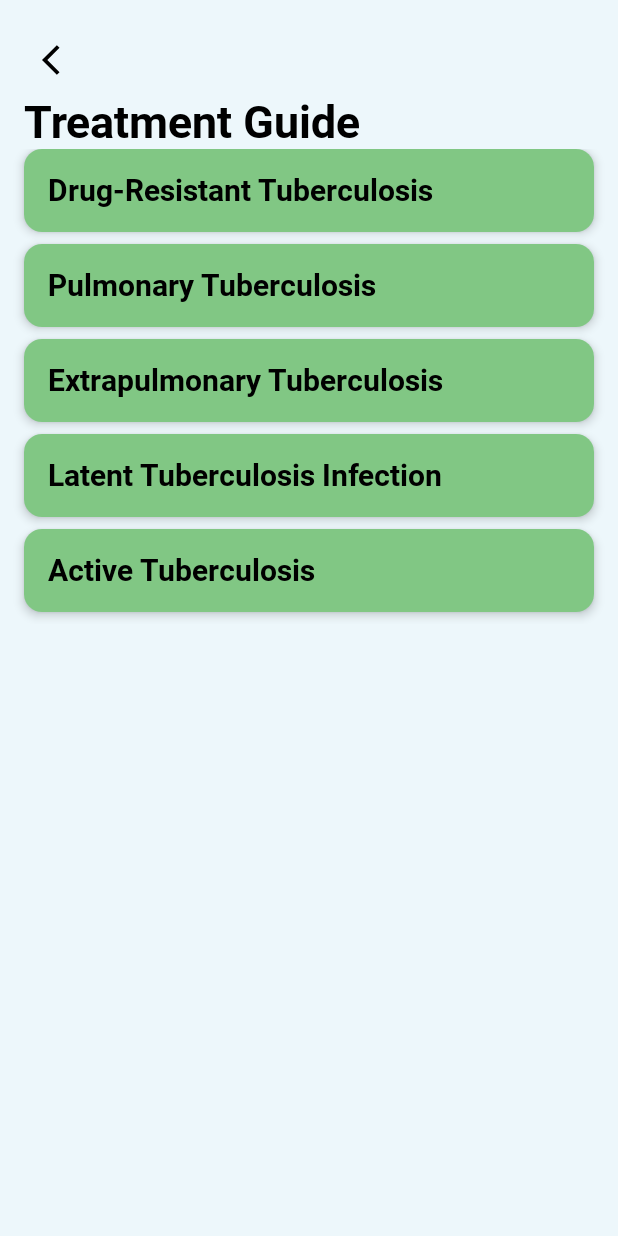
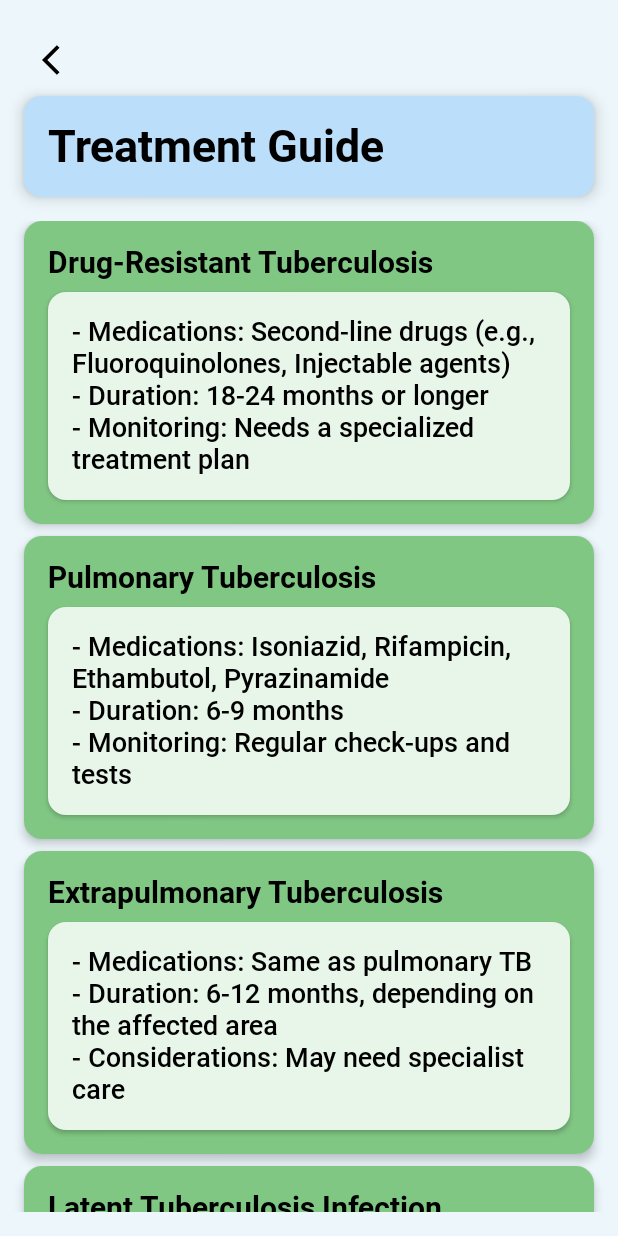
Before and after one commit to RaivicNegative/Tuberculosis, an Android app built with Jetpack Compose: the MainScreen screen opened through its navigation route, after a tap on "Treatment Guide", on a phone screen of 412 x 824 dp. Run offline under Robolectric (Android 15) with nearby library versions, the phone set to English and light mode, and no system bars; our stand-ins replace Firebase (no records; nobody signed in at launch, a user with empty details on screens opened directly), livedata-compose.

Commit message:
9:24 Dec 4

```diff
--- a/app/src/main/java/com/example/tuberculosispredictionapp/pages/HomePage.kt
+++ b/app/src/main/java/com/example/tuberculosispredictionapp/pages/HomePage.kt
@@ -107,7 +107,7 @@ fun HomePage(modifier: Modifier = Modifier, navController: NavController, authVi
                     Text(
                         text = "Predict Tuberculosis",
                         color = Color(0xFF1C1C1C),
-                        fontSize = 28.sp,
+                        fontSize = 22.sp,
                         style = TextStyle(
                             fontWeight = FontWeight.Bold
                         )
@@ -126,7 +126,6 @@ fun HomePage(modifier: Modifier = Modifier, navController: NavController, authVi
 
             Spacer(modifier = Modifier.height(4.dp))
 
-            // Recommendation Map Card
             Card(
                 modifier = Modifier
                     .fillMaxWidth()
@@ -149,7 +148,7 @@ fun HomePage(modifier: Modifier = Modifier, navController: NavController, authVi
                     Text(
                         text = "Recommendation Map",
                         color = Color(0xFF1C1C1C),
-                        fontSize = 28.sp,
+                        fontSize = 22.sp,
                         style = TextStyle(
                             fontWeight = FontWeight.Bold
                         )
@@ -168,7 +167,6 @@ fun HomePage(modifier: Modifier = Modifier, navController: NavController, authVi
 
             Spacer(modifier = Modifier.height(4.dp))
 
-            // What is Tuberculosis Card
             Card(
                 modifier = Modifier
                     .fillMaxWidth()
@@ -189,7 +187,7 @@ fun HomePage(modifier: Modifier = Modifier, navController: NavController, authVi
                     Text(
                         text = "What is Tuberculosis",
                         color = Color(0xFF1C1C1C),
-                        fontSize = 28.sp,
+                        fontSize = 22.sp,
                         style = TextStyle(
                             fontWeight = FontWeight.Bold
                         )
@@ -208,7 +206,6 @@ fun HomePage(modifier: Modifier = Modifier, navController: NavController, authVi
 
             Spacer(modifier = Modifier.height(4.dp))
 
-            // Treatment Guide Card
             Card(
                 modifier = Modifier
                     .fillMaxWidth()
@@ -229,13 +226,13 @@ fun HomePage(modifier: Modifier = Modifier, navController: NavController, authVi
                     Text(
                         text = "Treatment Guide",
                         color = Color(0xFF1C1C1C),
-                        fontSize = 28.sp,
+                        fontSize = 22.sp,
                         style = TextStyle(
                             fontWeight = FontWeight.Bold
                         )
                     )
 
-                    Spacer(modifier = Modifier.width(16.dp))
+                    Spacer(modifier = Modifier.width(44.dp))
 
                     Image(
                         painter = painterResource(id = R.drawable.treatmentt),
--- a/app/src/main/java/com/example/tuberculosispredictionapp/pages/MainScreen.kt
+++ b/app/src/main/java/com/example/tuberculosispredictionapp/pages/MainScreen.kt
@@ -22,12 +22,14 @@ import androidx.compose.runtime.setValue
 import androidx.compose.ui.Modifier
 import androidx.compose.ui.graphics.Color
 import androidx.compose.ui.res.painterResource
+import androidx.compose.ui.unit.sp
 import androidx.navigation.NavController
 import com.example.tuberculosispredictionapp.AuthViewModel
 import com.example.tuberculosispredictionapp.Authstate
 import com.example.tuberculosispredictionapp.NavItem
 import com.example.tuberculosispredictionapp.ProfileViewModel
 import com.example.tuberculosispredictionapp.R
+import com.google.api.ResourceDescriptor.History
 import java.nio.file.WatchEvent
 
 @Composable
@@ -46,7 +48,7 @@ fun MainScreen(modifier: Modifier = Modifier, navController: NavController, auth
         NavItem("Home", R.drawable.home),
         NavItem("Profile", R.drawable.person),
         NavItem("History", R.drawable.history),
-        NavItem("Privacy Policy", R.drawable.policy)
+        NavItem("PrivacyPolicy", R.drawable.policy)
     )
 
     var selectedIndex by remember { mutableStateOf(0) }
@@ -69,7 +71,7 @@ fun MainScreen(modifier: Modifier = Modifier, navController: NavController, auth
                                 contentDescription = null)
                                },
                         label = {
-                            Text(text = navItem.label)
+                            Text(text = navItem.label, fontSize = 11.sp)
                         },
                         colors = NavigationBarItemDefaults.colors(
                             selectedIconColor = Color(0xFF81C784),
@@ -86,7 +88,7 @@ fun MainScreen(modifier: Modifier = Modifier, navController: NavController, auth
         when (selectedIndex) {
             0 -> HomePage(modifier = Modifier.padding(innerPadding), navController, authViewModel)
             1 -> ProfilePage(modifier = Modifier.padding(innerPadding), profileViewModel, authViewModel)
-            2 -> History(modifier = Modifier.padding(innerPadding))
+            2 -> HistoryScreen(modifier = Modifier.padding(innerPadding))
             3 -> PrivacyPolicyPage(modifier = Modifier.padding(innerPadding))
         }
     }
--- a/app/src/main/java/com/example/tuberculosispredictionapp/pages/TreatmentGuide.kt
+++ b/app/src/main/java/com/example/tuberculosispredictionapp/pages/TreatmentGuide.kt
@@ -16,10 +16,6 @@ import androidx.compose.material3.CardDefaults
 import androidx.compose.material3.IconButton
 import androidx.compose.material3.Text
 import androidx.compose.runtime.Composable
-import androidx.compose.runtime.getValue
-import androidx.compose.runtime.mutableStateOf
-import androidx.compose.runtime.remember
-import androidx.compose.runtime.setValue
 import androidx.compose.ui.Modifier
 import androidx.compose.ui.graphics.Color
 import androidx.compose.ui.graphics.ColorFilter
@@ -30,17 +26,9 @@ import androidx.compose.ui.unit.dp
 import androidx.compose.ui.unit.sp
 import androidx.navigation.NavController
 import com.example.tuberculosispredictionapp.R
-import com.example.tuberculosispredictionapp.pages.customRobotoFontFamily
 
 @Composable
 fun TreatmentGuide(navController: NavController) {
-
-    var isContentVisible1 by remember { mutableStateOf(false) }
-    var isContentVisible2 by remember { mutableStateOf(false) }
-    var isContentVisible3 by remember { mutableStateOf(false) }
-    var isContentVisible4 by remember { mutableStateOf(false) }
-    var isContentVisible5 by remember { mutableStateOf(false) }
-
     val scrollState = rememberScrollState()
 
     Box(
@@ -48,8 +36,6 @@ fun TreatmentGuide(navController: NavController) {
             .fillMaxSize()
             .background(Color(0xFFEDF7FB))
     ) {
-    }
-
         Column(
             modifier = Modifier
                 .fillMaxSize()
@@ -64,173 +50,81 @@ fun TreatmentGuide(navController: NavController) {
                 )
             }
 
-        Text(text = "Treatment Guide",
+            Card(
+                modifier = Modifier
+                    .fillMaxWidth()
+                    .padding(bottom = 16.dp),
+                elevation = CardDefaults.elevatedCardElevation(6.dp),
+                colors = CardDefaults.cardColors(containerColor = Color(0xFFBBDEFB))
+            ) {
+                Text(
+                    text = "Treatment Guide",
                     fontSize = 30.sp,
-            style = TextStyle(fontFamily = customRobotoFontFamily,
-                fontWeight = FontWeight.Bold))
+                    style = TextStyle(
+                        fontFamily = customRobotoFontFamily,
+                        fontWeight = FontWeight.Bold
+                    ),
+                    color = Color.Black,
+                    modifier = Modifier.padding(16.dp)
+                )
+            }
 
             Column(
                 modifier = Modifier
                     .fillMaxWidth()
                     .verticalScroll(scrollState)
             ) {
+                val treatmentData = listOf(
+                    "Drug-Resistant Tuberculosis" to "- Medications: Second-line drugs (e.g., Fluoroquinolones, Injectable agents)\n" +
+                            "- Duration: 18-24 months or longer\n" +
+                            "- Monitoring: Needs a specialized treatment plan",
+                    "Pulmonary Tuberculosis" to "- Medications: Isoniazid, Rifampicin, Ethambutol, Pyrazinamide\n" +
+                            "- Duration: 6-9 months\n" +
+                            "- Monitoring: Regular check-ups and tests",
+                    "Extrapulmonary Tuberculosis" to "- Medications: Same as pulmonary TB\n" +
+                            "- Duration: 6-12 months, depending on the affected area\n" +
+                            "- Considerations: May need specialist care",
+                    "Latent Tuberculosis Infection" to "- Medications: Isoniazid for 6-9 months, Rifampicin for 4 months, or Isoniazid and Rifapentine for 12 weeks\n" +
+                            "- Duration: Varies based on treatment regimen\n" +
+                            "- Goal: Prevent active TB",
+                    "Active Tuberculosis" to "- Medications: Same as pulmonary TB\n" +
+                            "- Duration: 6-12 months\n" +
+                            "- Adherence: Directly Observed Therapy (DOT) is recommended"
+                )
 
+                treatmentData.forEach { (title, content) ->
                     Card(
                         modifier = Modifier
                             .fillMaxWidth()
                             .padding(bottom = 8.dp),
-                onClick = { isContentVisible1 = !isContentVisible1 },
                         elevation = CardDefaults.elevatedCardElevation(4.dp),
                         colors = CardDefaults.cardColors(containerColor = Color(0xFF81C784))
                     ) {
                         Column(modifier = Modifier.padding(16.dp)) {
                             Text(
-                        text = "Drug-Resistant Tuberculosis",
+                                text = title,
                                 fontSize = 20.sp,
-                        style = TextStyle(fontFamily = customRobotoFontFamily,
-                            fontWeight = FontWeight.Bold),
+                                style = TextStyle(
+                                    fontFamily = customRobotoFontFamily,
+                                    fontWeight = FontWeight.Bold
+                                ),
                                 color = Color.Black
                             )
-                    if (isContentVisible1) {
                             Spacer(modifier = Modifier.height(8.dp))
+                            Card(
+                                modifier = Modifier.fillMaxWidth(),
+                                elevation = CardDefaults.elevatedCardElevation(2.dp),
+                                colors = CardDefaults.cardColors(containerColor = Color(0xFFE8F5E9))
+                            ) {
                                 Text(
-                            text = "-Medications: Second-line drugs (e.g., Fluoroquinolones, Injectable agents)" +
-                                    "-Duration: 18-24 months or longer" +
-                                    "-Monitoring: Needs a specialized treatment plan",
+                                    text = content,
                                     style = TextStyle(
                                         fontFamily = customRobotoFontFamily,
                                         fontWeight = FontWeight.Medium
                                     ),
-                            fontSize = 18.sp
-                        )
-                    }
-                }
-            }
-
-            Card(
-                modifier = Modifier
-                    .fillMaxWidth()
-                    .padding(bottom = 8.dp),
-                onClick = { isContentVisible2 = !isContentVisible2 },
-                elevation = CardDefaults.elevatedCardElevation(4.dp),
-                colors = CardDefaults.cardColors(containerColor = Color(0xFF81C784))
-            ) {
-                Column(modifier = Modifier.padding(16.dp)) {
-                    Text(
-                        text = "Pulmonary Tuberculosis",
-                        fontSize = 20.sp,
-                        style = TextStyle(fontFamily = customRobotoFontFamily,
-                            fontWeight = FontWeight.Bold),
+                                    fontSize = 18.sp,
+                                    modifier = Modifier.padding(16.dp),
                                     color = Color.Black
-                    )
-                    if (isContentVisible2) {
-                        Spacer(modifier = Modifier.height(8.dp))
-                        Text(
-                            text = "-Medications: Isoniazid, Rifampicin, Ethambutol, Pyrazinamide" +
-                                    "-Duration: 6-9 months" +
-                                    "-Monitoring: Regular check-ups and tests",
-                            style = TextStyle(
-                                fontFamily = customRobotoFontFamily,
-                                fontWeight = FontWeight.Medium
-                            ),
-                            fontSize = 18.sp
-                        )
-                    }
-                }
-            }
-
-            Card(
-                modifier = Modifier
-                    .fillMaxWidth()
-                    .padding(bottom = 8.dp),
-                onClick = { isContentVisible3 = !isContentVisible3 },
-                elevation = CardDefaults.elevatedCardElevation(4.dp),
-                colors = CardDefaults.cardColors(containerColor = Color(0xFF81C784))
-            ) {
-                Column(modifier = Modifier.padding(16.dp)) {
-                    Text(
-                        text = "Extrapulmonary Tuberculosis",
-                        fontSize = 20.sp,
-                        style = TextStyle(fontFamily = customRobotoFontFamily,
-                            fontWeight = FontWeight.Bold),
-                        color = Color.Black
-                    )
-                    if (isContentVisible3) {
-                        Spacer(modifier = Modifier.height(8.dp))
-                        Text(
-                            text = "-Medications: Same as pulmonary TB" +
-                                    "-Duration: 6-12 months, depending on the affected area" +
-                                    "-Considerations: May need specialist care",
-                            style = TextStyle(
-                                fontFamily = customRobotoFontFamily,
-                                fontWeight = FontWeight.Medium
-                            ),
-                            fontSize = 18.sp
-                        )
-                    }
-                }
-            }
-
-
-            Card(
-                modifier = Modifier
-                    .fillMaxWidth()
-                    .padding(bottom = 8.dp),
-                onClick = { isContentVisible4 = !isContentVisible4 },
-                elevation = CardDefaults.elevatedCardElevation(4.dp),
-                colors = CardDefaults.cardColors(containerColor = Color(0xFF81C784))
-            ) {
-                Column(modifier = Modifier.padding(16.dp)) {
-                    Text(
-                        text = "Latent Tuberculosis Infection",
-                        fontSize = 20.sp,
-                        style = TextStyle(fontFamily = customRobotoFontFamily,
-                            fontWeight = FontWeight.Bold),
-                        color = Color.Black
-                    )
-                    if (isContentVisible4) {
-                        Spacer(modifier = Modifier.height(8.dp))
-                        Text(
-                            text = "-Medications: Isoniazid for 6-9 months\", \"Rifampicin for 4 months\", \"Isoniazid and Rifapentine for 12 weeks" +
-                                    "-Duration: Varies based on treatment regimen" +
-                                    "-Goal: Prevent active TB",
-                            style = TextStyle(
-                                fontFamily = customRobotoFontFamily,
-                                fontWeight = FontWeight.Medium
-                            ),
-                            fontSize = 18.sp
-                        )
-                    }
-                }
-            }
-
-            Card(
-                modifier = Modifier
-                    .fillMaxWidth()
-                    .padding(bottom = 8.dp),
-                onClick = { isContentVisible5 = !isContentVisible5 },
-                elevation = CardDefaults.elevatedCardElevation(4.dp),
-                colors = CardDefaults.cardColors(containerColor = Color(0xFF81C784))
-            ) {
-                Column(modifier = Modifier.padding(16.dp)) {
-                    Text(
-                        text = "Active Tuberculosis",
-                        fontSize = 20.sp,
-                        style = TextStyle(fontFamily = customRobotoFontFamily,
-                            fontWeight = FontWeight.Bold),
-                        color = Color.Black
-                    )
-                    if (isContentVisible5) {
-                        Spacer(modifier = Modifier.height(8.dp))
-                        Text(
-                            text = "-Medications: Same as pulmonary TB" +
-                                    "-Duration: 6-12 months" +
-                                    "-Adherence: Directly Observed Therapy (DOT) is recommended",
-                            style = TextStyle(
-                                fontFamily = customRobotoFontFamily,
-                                fontWeight = FontWeight.Medium
-                            ),
-                            fontSize = 18.sp
                                 )
                             }
                         }
@@ -238,3 +132,5 @@ fun TreatmentGuide(navController: NavController) {
                 }
             }
         }
+    }
+}
```
Also changed, not shown: app/src/main/java/com/example/tuberculosispredictionapp/PredictionViewModel.kt (+47 -57 lines), app/src/main/java/com/example/tuberculosispredictionapp/pages/History.kt (+19 -28 lines), app/src/main/java/com/example/tuberculosispredictionapp/pages/PredictTuberculosis.kt (+17 -5 lines), app/src/main/java/com/example/tuberculosispredictionapp/pages/WhatIsTuberculosis.kt (+28 -119 lines). Lines whose indentation alone changed are shown as unchanged.
